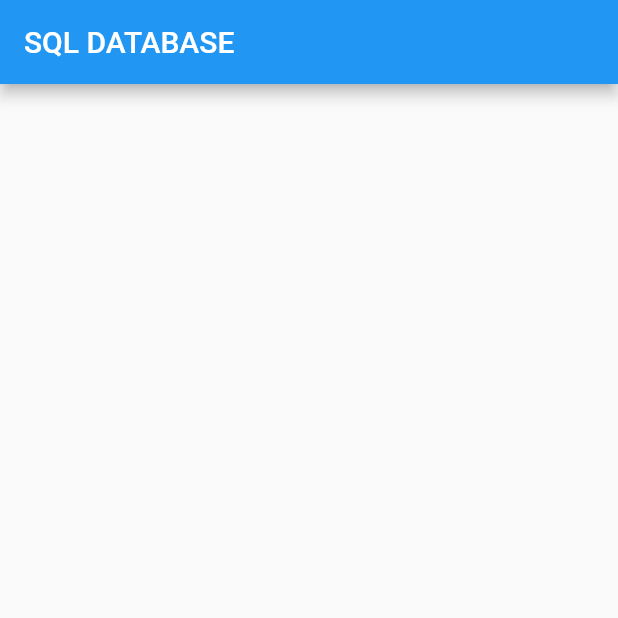
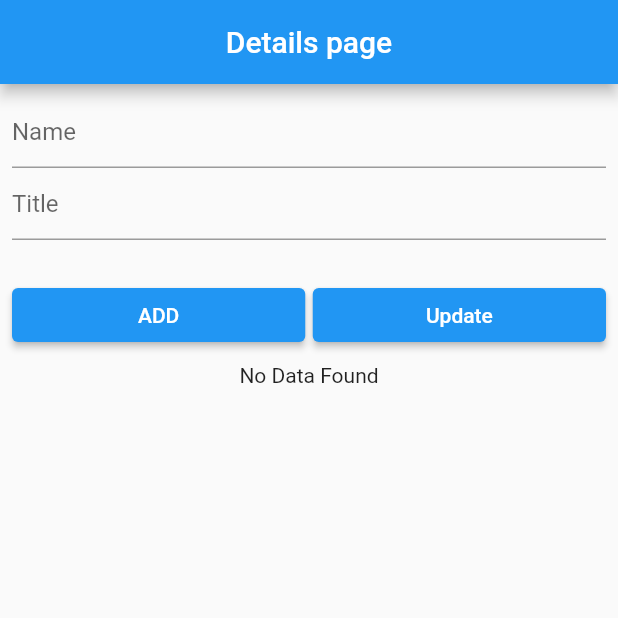
Before and after one commit to nayeemdiu/Sql-Database-Flutter, a Flutter app: the screen it shows after launch, on a phone screen of 412 x 824 dp, the top half of it. Run offline on Flutter 3.47's test engine with Material 2 defaults, Android fonts, the phone set to English and light mode, and no system bars; our stand-ins replace sqflite; accounts and stored records are empty.

Commit message:
something wrong

```diff
--- /dev/null
+++ b/lib/database_helper.dart
@@ -0,0 +1,85 @@
+import 'dart:async';
+import 'dart:io';
+import 'package:path_provider/path_provider.dart';
+import 'package:sqflite/sqflite.dart';
+import 'package:path/path.dart';
+import 'package:sqflite_database/todo_model.dart';
+
+class DatabaseHelper{
+
+  DatabaseHelper._privateConostructure();
+// database instanse
+  static final DatabaseHelper instance = DatabaseHelper._privateConostructure();
+// database create
+  static Database? _database;
+// database get
+
+Future<Database> get database async => _database ??= await _initDatabase();
+
+Future<Database> _initDatabase() async{
+ //  mobile storage path directory
+  Directory documentDirectory = await getApplicationSupportDirectory();
+
+  String path = join(documentDirectory.path,'todos.db');// database name todos
+  // return korbe database create
+  return await openDatabase(
+    path,
+    version:1,
+    // oncreate
+    onCreate: _onCreate,
+  );
+}
+  FutureOr _onCreate(Database db, int version)async {
+// database TABLE name todos
+  await db.execute("""
+    CREATE TABLE todos(
+    id INTEGER PRIMARY KEY,
+    name TEXT,
+    title TEXT
+   )"""
+  );
+
+  }
+ // database data inseart
+
+ Future<int> addTodos(Todo todo) async{
+
+  Database db = await instance.database;
+  return await db.insert('todos', todo.toJson());
+
+ }
+
+ // database query
+ Future<List<Todo>> getTodos()async{
+  // data base get
+  Database db = await instance.database;
+  var todos = await db.query('todos',orderBy: "id");
+  List<Todo> _todos =todos.isNotEmpty ? todos.map((todo) => Todo.fromJson(todo)).toList():[];
+  return _todos;
+ }
+
+ // Delete
+ Future delteTodo(int id ) async{
+    Database db =await instance.database;
+   return await db.delete('todos',where: 'id=?' , whereArgs:  [id]);
+
+
+ }
+
+ // update method
+
+Future upDateTodo(Todo todo)async{
+
+  Database db = await instance.database;
+
+  return db.update('todos',
+     todo.toJson(),
+     where: 'id=?',
+     whereArgs: [todo.id]);
+
+
+  }
+
+
+
+ }
--- /dev/null
+++ b/lib/details_page.dart
@@ -0,0 +1,163 @@
+import 'dart:math';
+
+import 'package:flutter/material.dart';
+import 'package:sqflite_database/database_helper.dart';
+import 'package:sqflite_database/todo_model.dart';
+
+class Details extends StatefulWidget {
+  const Details({Key? key}) : super(key: key);
+
+  @override
+  State<Details> createState() => _DetailsState();
+}
+
+class _DetailsState extends State<Details> {
+  TextEditingController titleEditingController = TextEditingController();
+  TextEditingController nameEditingController = TextEditingController();
+  int? _id;
+
+  Random random = Random();
+  bool isLoading = false;
+
+  @override
+  Widget build(BuildContext context) {
+    return Scaffold(
+      appBar: AppBar(
+        title: Text('Details page'),
+        centerTitle: true,
+      ),
+      body: Column(
+        children: [
+        Padding(
+          padding: const EdgeInsets.all(8.0),
+          child: Column(
+              children: [
+                TextField(
+                  controller: nameEditingController,
+                  decoration: InputDecoration(
+                    hintText: 'Name',
+                  ),
+                ),
+                TextField(
+                  controller: titleEditingController,
+                  decoration: InputDecoration(
+                    hintText: 'Title',
+                  ),
+                ),
+              ],
+            ),
+        ),
+          SizedBox(height: 10,),
+
+          Padding(
+            padding: const EdgeInsets.all(8.0),
+            child: Row(
+              children: [
+                Expanded(
+                  child: isLoading
+                      ? CircularProgressIndicator()
+                      : ElevatedButton(
+                      onPressed: () async {
+                        setState(() {
+                          isLoading = true;
+                        });
+
+                        final todo = Todo(
+                          id: random.nextInt(1000),
+                          name: nameEditingController.text.toString(),
+                          title: titleEditingController.text.toString(),
+                        );
+
+                        await DatabaseHelper.instance.addTodos(todo);
+                        setState(() {
+                          isLoading = false;
+                        });
+                      },
+                      child: Text('ADD')),
+                ),
+
+
+                SizedBox(width: 5,),
+                // update button
+
+                Expanded(
+                  child: ElevatedButton(
+                      onPressed: () async {
+                        // final todo = Todo(
+                        //       id: _id,
+                        //   name: nameEditingController.text,
+                        //   title: titleEditingController.text,
+                        // );
+
+                   //    await DatabaseHelper.instance.upDateTodo(todo);
+
+                      },
+                      child: Text('Update')),
+                ),
+
+
+              ],
+
+
+            ),
+          ),
+
+
+          Expanded(
+              child: FutureBuilder(
+                  future: DatabaseHelper.instance.getTodos(),
+                  builder: (context, AsyncSnapshot<List<Todo>> snapshot) {
+                    if (snapshot.hasError) {
+                      return Text("Error");
+                    }
+                    return snapshot.data!.isEmpty
+                        ? Text("No Data Found")
+                        : ListView(
+                            children: snapshot.data!.map((Todo todo) {
+                              return ListTile(
+                                title: Text(todo.name),
+                                subtitle: Text(todo.title),
+                                // update and edit
+
+                                leading: IconButton(
+                                  onPressed: () async {
+
+                                    setState(() {
+                                       _id = todo.id!;
+                                       nameEditingController.text= todo.name!;
+                                       titleEditingController.text= todo.title!;
+
+                                    });
+
+
+                                  },
+                                  icon: Icon(Icons.edit),
+                                ),
+
+
+                                // Delet Button
+                                trailing: IconButton(
+                                  onPressed: () async {
+                                    setState(() {
+                                      isLoading = true;
+                                    });
+                                    await DatabaseHelper.instance
+                                        .delteTodo(todo.id);
+                                    setState(() {
+                                      isLoading = false;
+                                    });
+                                  },
+                                  icon: Icon(
+                                    Icons.delete,
+                                    color: Colors.red,
+                                  ),
+                                ),
+                              );
+                            }).toList(),
+                          );
+                  })),
+        ],
+      ),
+    );
+  }
+}
--- a/lib/main.dart
+++ b/lib/main.dart
@@ -1,4 +1,5 @@
 import 'package:flutter/material.dart';
+import 'package:sqflite_database/details_page.dart';
 import 'package:sqflite_database/sqflite_database_page.dart';
 
 void main() {
@@ -12,10 +13,11 @@ class MyApp extends StatelessWidget {
   @override
   Widget build(BuildContext context) {
     return MaterialApp(
+      debugShowCheckedModeBanner: false,
       title: 'Flutter app demo',
       theme: ThemeData(
       ),
-      home: SqfliteDatabase(),
+      home: Details(),
     );
   }
 }
--- a/lib/sqflite_database_page.dart
+++ b/lib/sqflite_database_page.dart
@@ -8,11 +8,18 @@ class SqfliteDatabase extends StatefulWidget {
 }
 
 class _SqfliteDatabaseState extends State<SqfliteDatabase> {
+
+
   @override
   Widget build(BuildContext context) {
     return  Scaffold(
 
-        appBar: AppBar(title: Text('SQL DATABASE'),),
+        appBar: AppBar(title: Text('SQL DATABASE'),centerTitle: true,),
+
+
+
+
+
 
     );
   }
--- /dev/null
+++ b/lib/todo_model.dart
@@ -0,0 +1,33 @@
+// To parse this JSON data, do
+//
+//     final todo = todoFromJson(jsonString);
+
+import 'dart:convert';
+
+Todo todoFromJson(String str) => Todo.fromJson(json.decode(str));
+
+String todoToJson(Todo data) => json.encode(data.toJson());
+
+class Todo {
+  int id;
+  String name;
+  String title;
+
+  Todo({
+    required this.id,
+    required this.name,
+    required this.title,
+  });
+
+  factory Todo.fromJson(Map<String, dynamic> json) => Todo(
+    id: json["id"],
+    name: json["name"],
+    title: json["title"],
+  );
+
+  Map<String, dynamic> toJson() => {
+    "id": id,
+    "name": name,
+    "title": title,
+  };
+}
--- a/pubspec.yaml
+++ b/pubspec.yaml
@@ -35,6 +35,8 @@ dependencies:
   # The following adds the Cupertino Icons font to your application.
   # Use with the CupertinoIcons class for iOS style icons.
   cupertino_icons: ^1.0.2
+  sqflite:
+  path_provider:
 
 dev_dependencies:
   flutter_test:
```
Also changed, not shown: pubspec.lock.
